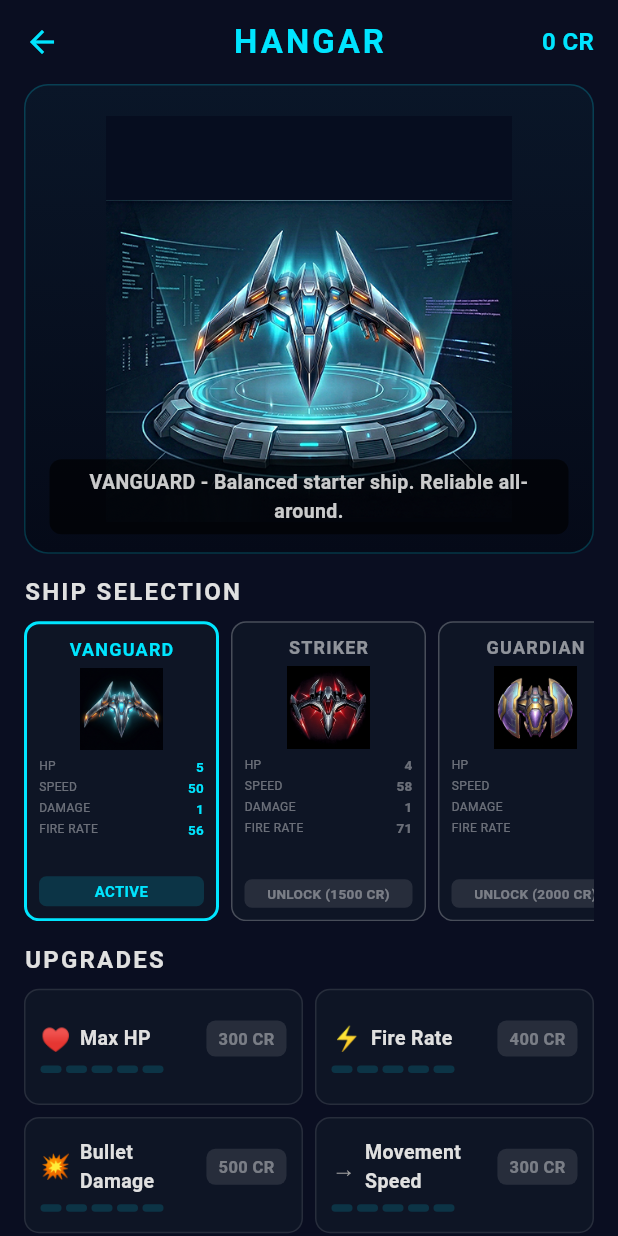
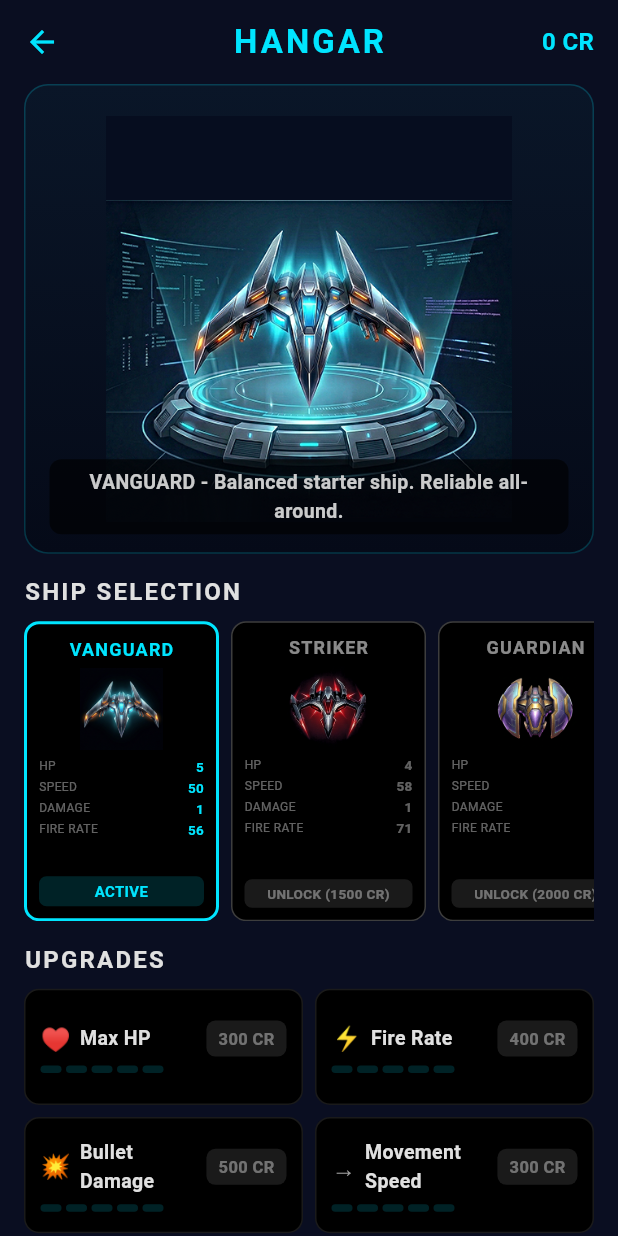
Before and after one commit to serge2day/galaxy_shoot, a Flutter app: the HangarScreen screen opened by its route, on a phone screen of 412 x 824 dp. Run offline on Flutter 3.47's test engine with Material 3 defaults, Android fonts, the phone set to English and light mode, and no system bars; our stand-ins replace flutter_riverpod, shared_preferences; missing offline and left inert: flame; accounts and stored records are empty.

Commit message:
Change hangar ship cards background to black
Matches the black background of ship thumbnail images.

https://claude.ai/code/session_019eqVE7nJo9XCTT7qLE4hj2

```diff
--- a/lib/features/hangar/presentation/hangar_screen.dart
+++ b/lib/features/hangar/presentation/hangar_screen.dart
@@ -251,7 +251,7 @@ class _ShipCard extends StatelessWidget {
         decoration: BoxDecoration(
           borderRadius: BorderRadius.circular(10),
           border: Border.all(color: _borderColor, width: isSelected ? 2 : 1),
-          color: const Color(0xFF0E1525),
+          color: const Color(0xFF000000),
         ),
         child: Column(
           children: [
@@ -406,7 +406,7 @@ class _UpgradeCell extends StatelessWidget {
       padding: const EdgeInsets.symmetric(horizontal: 10, vertical: 8),
       decoration: BoxDecoration(
         borderRadius: BorderRadius.circular(10),
-        color: const Color(0xFF0E1525),
+        color: const Color(0xFF000000),
         border: Border.all(color: Colors.white10),
       ),
       child: Column(
```
